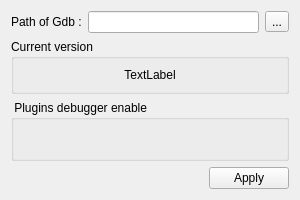
Old version of the form v2/branches/dev/plugins/debugger/GNUDebugger2/src/ui/UIGNUDebuggerSetting.ui in the repository testmana2/mks.
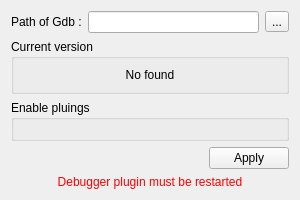
New version of the form.

Commit message:
GNU Debugger 1.3.1 :
change :

The file gdbparsing.txt is loaded at startup (only one one)
install.pri modified for installing new GNUDbg2
delete old version GNUDbg.

Diff of the .ui file:
```diff
--- a/v2/branches/dev/plugins/debugger/GNUDebugger2/src/ui/UIGNUDebuggerSetting.ui
+++ b/v2/branches/dev/plugins/debugger/GNUDebugger2/src/ui/UIGNUDebuggerSetting.ui
@@ -45,7 +45,7 @@
       <item row="0" column="0" >
        <widget class="QLabel" name="labelCurrentVersion" >
         <property name="text" >
-         <string>TextLabel</string>
+         <string>No found</string>
         </property>
         <property name="alignment" >
          <set>Qt::AlignCenter</set>
@@ -64,7 +64,7 @@
       </sizepolicy>
      </property>
      <property name="title" >
-      <string> Plugins debugger enable </string>
+      <string>Enable pluings</string>
      </property>
     </widget>
    </item>
@@ -75,6 +75,53 @@
      </property>
     </widget>
    </item>
+   <item row="4" column="0" colspan="3" >
+    <widget class="QLabel" name="label_2" >
+     <property name="palette" >
+      <palette>
+       <active>
+        <colorrole role="WindowText" >
+         <brush brushstyle="SolidPattern" >
+          <color alpha="255" >
+           <red>255</red>
+           <green>0</green>
+           <blue>0</blue>
+          </color>
+         </brush>
+        </colorrole>
+       </active>
+       <inactive>
+        <colorrole role="WindowText" >
+         <brush brushstyle="SolidPattern" >
+          <color alpha="255" >
+           <red>255</red>
+           <green>0</green>
+           <blue>0</blue>
+          </color>
+         </brush>
+        </colorrole>
+       </inactive>
+       <disabled>
+        <colorrole role="WindowText" >
+         <brush brushstyle="SolidPattern" >
+          <color alpha="255" >
+           <red>118</red>
+           <green>116</green>
+           <blue>108</blue>
+          </color>
+         </brush>
+        </colorrole>
+       </disabled>
+      </palette>
+     </property>
+     <property name="text" >
+      <string>Debugger plugin must be restarted</string>
+     </property>
+     <property name="alignment" >
+      <set>Qt::AlignCenter</set>
+     </property>
+    </widget>
+   </item>
   </layout>
  </widget>
  <resources/>
```
The commit also changes 88 other files.
